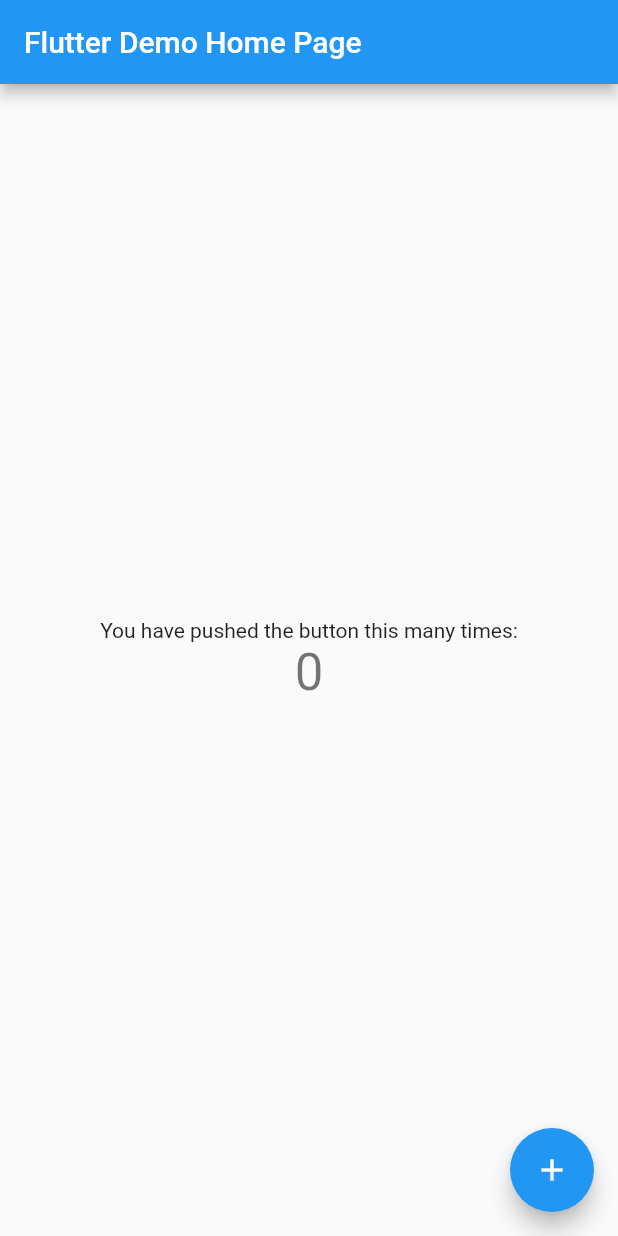
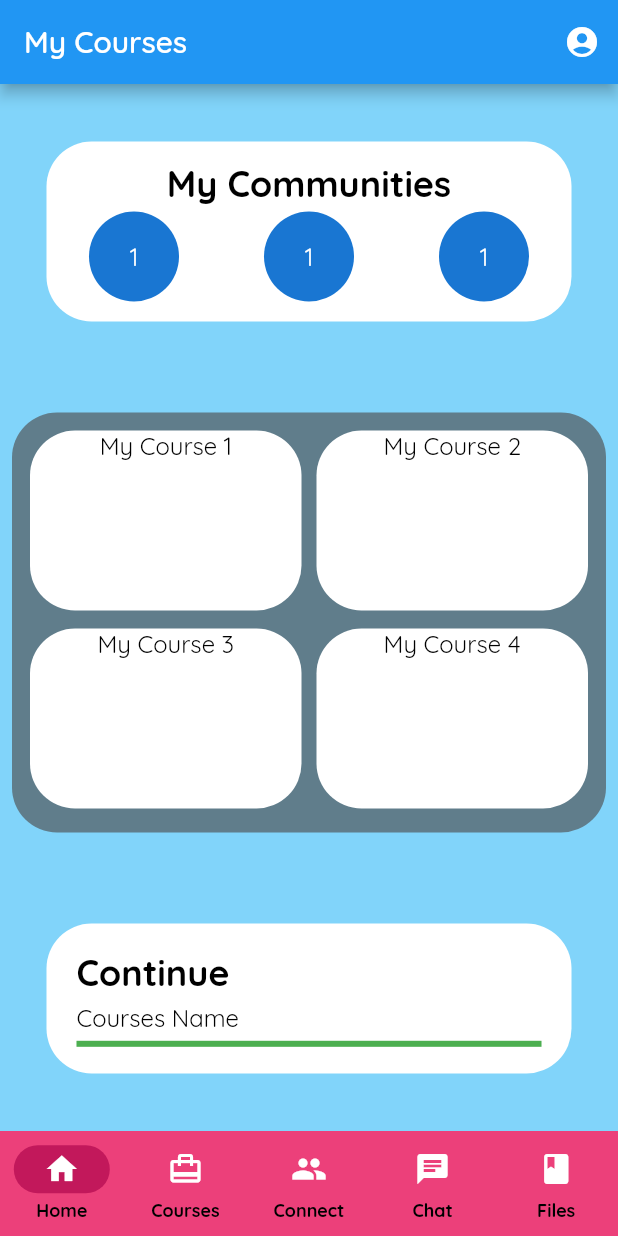
Before and after one commit to assanbayg/alash-hackathon, a Flutter app: the screen it shows after launch, on a phone screen of 412 x 824 dp. Run offline on Flutter 3.47's test engine with Material 2 defaults, Android fonts, the phone set to English and light mode, and no system bars.

Commit message:
made my courses screen and I am sad because organisators of a hackathon are stupid

```diff
--- a/lib/main.dart
+++ b/lib/main.dart
@@ -1,4 +1,8 @@
 import 'package:flutter/material.dart';
+
+import './theme.dart';
+import './screens/navigation_bar_screen.dart';
+import './screens/my_courses_screen.dart';
 
 void main() {
   runApp(const MyApp());
@@ -7,109 +11,12 @@
 class MyApp extends StatelessWidget {
   const MyApp({super.key});
 
-  // This widget is the root of your application.
   @override
   Widget build(BuildContext context) {
     return MaterialApp(
-      title: 'Flutter Demo',
-      theme: ThemeData(
-        // This is the theme of your application.
-        //
-        // Try running your application with "flutter run". You'll see the
-        // application has a blue toolbar. Then, without quitting the app, try
-        // changing the primarySwatch below to Colors.green and then invoke
-        // "hot reload" (press "r" in the console where you ran "flutter run",
-        // or simply save your changes to "hot reload" in a Flutter IDE).
-        // Notice that the counter didn't reset back to zero; the application
-        // is not restarted.
-        primarySwatch: Colors.blue,
-      ),
-      home: const MyHomePage(title: 'Flutter Demo Home Page'),
+      title: 'Triton',
+      theme: basisTheme(),
+      home: NavigationBarScreen(),
     );
   }
 }
-
-class MyHomePage extends StatefulWidget {
-  const MyHomePage({super.key, required this.title});
-
-  // This widget is the home page of your application. It is stateful, meaning
-  // that it has a State object (defined below) that contains fields that affect
-  // how it looks.
-
-  // This class is the configuration for the state. It holds the values (in this
-  // case the title) provided by the parent (in this case the App widget) and
-  // used by the build method of the State. Fields in a Widget subclass are
-  // always marked "final".
-
-  final String title;
-
-  @override
-  State<MyHomePage> createState() => _MyHomePageState();
-}
-
-class _MyHomePageState extends State<MyHomePage> {
-  int _counter = 0;
-
-  void _incrementCounter() {
-    setState(() {
-      // This call to setState tells the Flutter framework that something has
-      // changed in this State, which causes it to rerun the build method below
-      // so that the display can reflect the updated values. If we changed
-      // _counter without calling setState(), then the build method would not be
-      // called again, and so nothing would appear to happen.
-      _counter++;
-    });
-  }
-
-  @override
-  Widget build(BuildContext context) {
-    // This method is rerun every time setState is called, for instance as done
-    // by the _incrementCounter method above.
-    //
-    // The Flutter framework has been optimized to make rerunning build methods
-    // fast, so that you can just rebuild anything that needs updating rather
-    // than having to individually change instances of widgets.
-    return Scaffold(
-      appBar: AppBar(
-        // Here we take the value from the MyHomePage object that was created by
-        // the App.build method, and use it to set our appbar title.
-        title: Text(widget.title),
-      ),
-      body: Center(
-        // Center is a layout widget. It takes a single child and positions it
-        // in the middle of the parent.
-        child: Column(
-          // Column is also a layout widget. It takes a list of children and
-          // arranges them vertically. By default, it sizes itself to fit its
-          // children horizontally, and tries to be as tall as its parent.
-          //
-          // Invoke "debug painting" (press "p" in the console, choose the
-          // "Toggle Debug Paint" action from the Flutter Inspector in Android
-          // Studio, or the "Toggle Debug Paint" command in Visual Studio Code)
-          // to see the wireframe for each widget.
-          //
-          // Column has various properties to control how it sizes itself and
-          // how it positions its children. Here we use mainAxisAlignment to
-          // center the children vertically; the main axis here is the vertical
-          // axis because Columns are vertical (the cross axis would be
-          // horizontal).
-          mainAxisAlignment: MainAxisAlignment.center,
-          children: <Widget>[
-            const Text(
-              'You have pushed the button this many times:',
-            ),
-            Text(
-              '$_counter',
-              style: Theme.of(context).textTheme.headlineMedium,
-            ),
-          ],
-        ),
-      ),
-      floatingActionButton: FloatingActionButton(
-        onPressed: _incrementCounter,
-        tooltip: 'Increment',
-        child: const Icon(Icons.add),
-      ), // This trailing comma makes auto-formatting nicer for build methods.
-    );
-  }
-}
--- /dev/null
+++ b/lib/screens/my_courses_screen.dart
@@ -0,0 +1,134 @@
+import 'package:flutter/material.dart';
+import 'package:flutter/src/widgets/framework.dart';
+import 'package:flutter/src/widgets/placeholder.dart';
+
+class MyCoursesScreen extends StatelessWidget {
+  const MyCoursesScreen({super.key});
+
+  @override
+  Widget build(BuildContext context) {
+    ThemeData theme = Theme.of(context);
+    return SafeArea(
+      child: Scaffold(
+        appBar: AppBar(
+          title: Text('My Courses'),
+          actions: [
+            IconButton(
+              onPressed: () {},
+              icon: Icon(Icons.account_circle),
+            ),
+          ],
+        ),
+        body: Padding(
+          padding: const EdgeInsets.all(8),
+          child: Column(
+            mainAxisAlignment: MainAxisAlignment.spaceAround,
+            children: [
+              Container(
+                width: 350,
+                height: 120,
+                decoration: BoxDecoration(
+                  color: Colors.white,
+                  borderRadius: BorderRadius.circular(30),
+                ),
+                child: Column(
+                  mainAxisAlignment: MainAxisAlignment.spaceBetween,
+                  children: [
+                    SizedBox(height: 10),
+                    Text(
+                      'My Communities',
+                      style: theme.textTheme.headlineSmall,
+                    ),
+                    Row(
+                      mainAxisAlignment: MainAxisAlignment.spaceAround,
+                      children: const [
+                        CircleAvatar(child: Text('1'), radius: 30),
+                        CircleAvatar(child: Text('1'), radius: 30),
+                        CircleAvatar(child: Text('1'), radius: 30),
+                      ],
+                    ),
+                    SizedBox(height: 10),
+                  ],
+                ),
+              ),
+              Container(
+                height: 280,
+                decoration: BoxDecoration(
+                  color: Colors.blueGrey,
+                  borderRadius: BorderRadius.circular(30),
+                ),
+                child: ListView.builder(
+                  itemCount: 2,
+                  itemBuilder: (context, index) {
+                    return Container(
+                      margin: const EdgeInsets.only(
+                        top: 12,
+                        left: 12,
+                        right: 12,
+                      ),
+                      child: Row(
+                        children: [
+                          Expanded(
+                            child: Container(
+                              height: 120,
+                              decoration: BoxDecoration(
+                                color: Colors.white,
+                                borderRadius: BorderRadius.circular(30),
+                              ),
+                              child: Text(
+                                'My Course ${index * 2 + 1}',
+                                textAlign: TextAlign.center,
+                              ),
+                            ),
+                          ),
+                          SizedBox(width: 10),
+                          Expanded(
+                            child: Container(
+                              height: 120,
+                              decoration: BoxDecoration(
+                                color: Colors.white,
+                                borderRadius: BorderRadius.circular(30),
+                              ),
+                              child: Text(
+                                'My Course ${index * 2 + 2}',
+                                textAlign: TextAlign.center,
+                              ),
+                            ),
+                          ),
+                        ],
+                      ),
+                    );
+                  },
+                ),
+              ),
+              Container(
+                width: 350,
+                height: 100,
+                padding: const EdgeInsets.symmetric(horizontal: 20),
+                decoration: BoxDecoration(
+                  color: Colors.white,
+                  borderRadius: BorderRadius.circular(30),
+                ),
+                child: Column(
+                  mainAxisAlignment: MainAxisAlignment.spaceAround,
+                  crossAxisAlignment: CrossAxisAlignment.start,
+                  children: [
+                    SizedBox(height: 10),
+                    Text('Continue', style: theme.textTheme.headlineSmall),
+                    Text('Courses Name'),
+                    LinearProgressIndicator(
+                      backgroundColor: Color.fromRGBO(209, 224, 224, 0.2),
+                      value: 50,
+                      valueColor: AlwaysStoppedAnimation(Colors.green),
+                    ),
+                    SizedBox(height: 10),
+                  ],
+                ),
+              ),
+            ],
+          ),
+        ),
+      ),
+    );
+  }
+}
--- /dev/null
+++ b/lib/screens/navigation_bar_screen.dart
@@ -0,0 +1,86 @@
+import 'package:flutter/material.dart';
+
+import './my_courses_screen.dart';
+
+class NavigationBarScreen extends StatefulWidget {
+  static const routeName = '/nav-bar';
+  const NavigationBarScreen({super.key});
+
+  @override
+  State<NavigationBarScreen> createState() => _NavigationBarScreenState();
+}
+
+class _NavigationBarScreenState extends State<NavigationBarScreen> {
+  var selectedIndex = 0;
+  List<Widget> screens = [
+    MyCoursesScreen(),
+    Center(),
+    Center(),
+    Center(),
+    Center(),
+  ];
+
+  @override
+  Widget build(BuildContext context) {
+    ThemeData theme = Theme.of(context);
+    return Scaffold(
+      body: screens[selectedIndex],
+      bottomNavigationBar: NavigationBarTheme(
+        data: NavigationBarThemeData(
+          backgroundColor: theme.primaryColor,
+          indicatorColor: Colors.pink.shade700,
+          labelTextStyle: MaterialStateProperty.all(
+            const TextStyle(
+              color: Colors.black,
+              fontWeight: FontWeight.w700,
+              fontSize: 12,
+            ),
+          ),
+        ),
+        child: NavigationBar(
+          height: 70,
+          selectedIndex: selectedIndex,
+          onDestinationSelected: (index) =>
+              setState(() => selectedIndex = index),
+          destinations: const [
+            NavigationDestination(
+              icon: Icon(
+                Icons.home,
+                color: Colors.white,
+              ),
+              label: 'Home',
+            ),
+            NavigationDestination(
+              icon: Icon(
+                Icons.card_travel,
+                color: Colors.white,
+              ),
+              label: 'Courses',
+            ),
+            NavigationDestination(
+              icon: Icon(
+                Icons.people,
+                color: Colors.white,
+              ),
+              label: 'Connect',
+            ),
+            NavigationDestination(
+              icon: Icon(
+                Icons.chat,
+                color: Colors.white,
+              ),
+              label: 'Chat',
+            ),
+            NavigationDestination(
+              icon: Icon(
+                Icons.book,
+                color: Colors.white,
+              ),
+              label: 'Files',
+            ),
+          ],
+        ),
+      ),
+    );
+  }
+}
--- /dev/null
+++ b/lib/theme.dart
@@ -0,0 +1,45 @@
+import 'package:flutter/material.dart';
+
+const largeTextSize = 26;
+const mediumTextSize = 20;
+const smallTextSize = 16;
+
+const String fontNameDefault = 'Quicksand';
+const String fontNameTitle = '';
+
+ThemeData basisTheme() => ThemeData(
+      brightness: Brightness.light,
+      primaryColor: Colors.pink.shade400,
+      scaffoldBackgroundColor: Colors.lightBlue.shade200,
+      fontFamily: fontNameDefault,
+      textTheme: const TextTheme(
+        bodyMedium: TextStyle(color: Colors.black, fontSize: 16),
+        bodyLarge: TextStyle(
+          color: Colors.black,
+          fontSize: 18,
+          fontWeight: FontWeight.w500,
+        ),
+        headlineSmall:
+            TextStyle(color: Colors.black, fontWeight: FontWeight.w700),
+        headlineLarge:
+            TextStyle(color: Colors.blue, fontWeight: FontWeight.w700),
+      ),
+      elevatedButtonTheme: ElevatedButtonThemeData(
+        style: ElevatedButton.styleFrom(
+          // backgroundColor: Colors.pink,
+          // foregroundColor: Colors.white,
+          fixedSize: const Size(250, 50),
+          shape: RoundedRectangleBorder(
+            borderRadius: BorderRadius.circular(30),
+          ),
+          textStyle: const TextStyle(fontSize: 18),
+        ),
+      ),
+      textButtonTheme: TextButtonThemeData(
+        style: TextButton.styleFrom(
+          //foregroundColor: Colors.white,
+          textStyle: const TextStyle(
+              fontSize: 15, decoration: TextDecoration.underline),
+        ),
+      ),
+    );
```
Also changed, not shown: pubspec.yaml (+10 -7 lines), assets/fonts/Quicksand-Bold.ttf (added), assets/fonts/Quicksand-Light.ttf (added), assets/fonts/Quicksand-Medium.ttf (added), assets/fonts/Quicksand-Regular.ttf (added), 1 other file.
